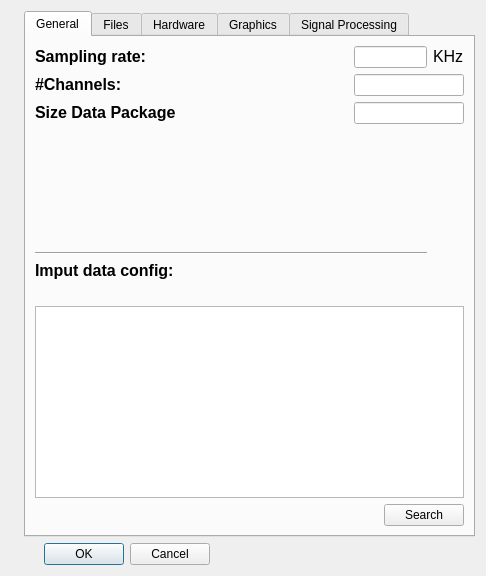
Old version of the form Graphics/bciui_config.ui in the repository IIBM/bci.
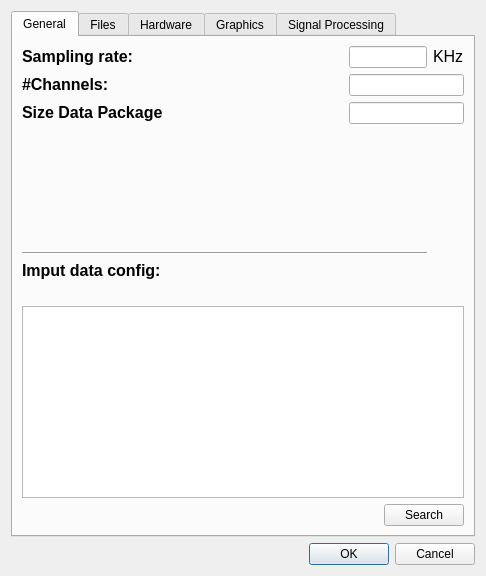
New version of the form. Icons and pictures are not drawn.

```diff
--- a/Graphics/bciui_config.ui
+++ b/Graphics/bciui_config.ui
@@ -14,7 +14,55 @@
    <string>Dialog</string>
   </property>
   <layout class="QGridLayout" name="gridLayout_5">
-   <item row="0" column="1">
+   <item row="2" column="1">
+    <spacer name="horizontalSpacer_7">
+     <property name="orientation">
+      <enum>Qt::Horizontal</enum>
+     </property>
+     <property name="sizeHint" stdset="0">
+      <size>
+       <width>40</width>
+       <height>20</height>
+      </size>
+     </property>
+    </spacer>
+   </item>
+   <item row="2" column="0">
+    <widget class="QLabel" name="error">
+     <property name="sizePolicy">
+      <sizepolicy hsizetype="Expanding" vsizetype="Preferred">
+       <horstretch>0</horstretch>
+       <verstretch>0</verstretch>
+      </sizepolicy>
+     </property>
+     <property name="text">
+      <string/>
+     </property>
+    </widget>
+   </item>
+   <item row="2" column="2">
+    <widget class="QDialogButtonBox" name="buttonBox">
+     <property name="sizePolicy">
+      <sizepolicy hsizetype="Minimum" vsizetype="Fixed">
+       <horstretch>0</horstretch>
+       <verstretch>0</verstretch>
+      </sizepolicy>
+     </property>
+     <property name="maximumSize">
+      <size>
+       <width>186</width>
+       <height>16777215</height>
+      </size>
+     </property>
+     <property name="orientation">
+      <enum>Qt::Horizontal</enum>
+     </property>
+     <property name="standardButtons">
+      <set>QDialogButtonBox::Cancel|QDialogButtonBox::Ok</set>
+     </property>
+    </widget>
+   </item>
+   <item row="0" column="0" colspan="3">
     <widget class="QTabWidget" name="tabWidget">
      <property name="currentIndex">
       <number>0</number>
@@ -557,41 +605,6 @@
      </widget>
     </widget>
    </item>
-   <item row="1" column="0">
-    <widget class="QLabel" name="error">
-     <property name="sizePolicy">
-      <sizepolicy hsizetype="Expanding" vsizetype="Preferred">
-       <horstretch>0</horstretch>
-       <verstretch>0</verstretch>
-      </sizepolicy>
-     </property>
-     <property name="text">
-      <string/>
-     </property>
-    </widget>
-   </item>
-   <item row="1" column="1">
-    <widget class="QDialogButtonBox" name="buttonBox">
-     <property name="sizePolicy">
-      <sizepolicy hsizetype="Minimum" vsizetype="Fixed">
-       <horstretch>0</horstretch>
-       <verstretch>0</verstretch>
-      </sizepolicy>
-     </property>
-     <property name="maximumSize">
-      <size>
-       <width>186</width>
-       <height>16777215</height>
-      </size>
-     </property>
-     <property name="orientation">
-      <enum>Qt::Horizontal</enum>
-     </property>
-     <property name="standardButtons">
-      <set>QDialogButtonBox::Cancel|QDialogButtonBox::Ok</set>
-     </property>
-    </widget>
-   </item>
   </layout>
  </widget>
  <resources/>
```
Left out of the diff: 6 changed lines with no effect on the pictures.
